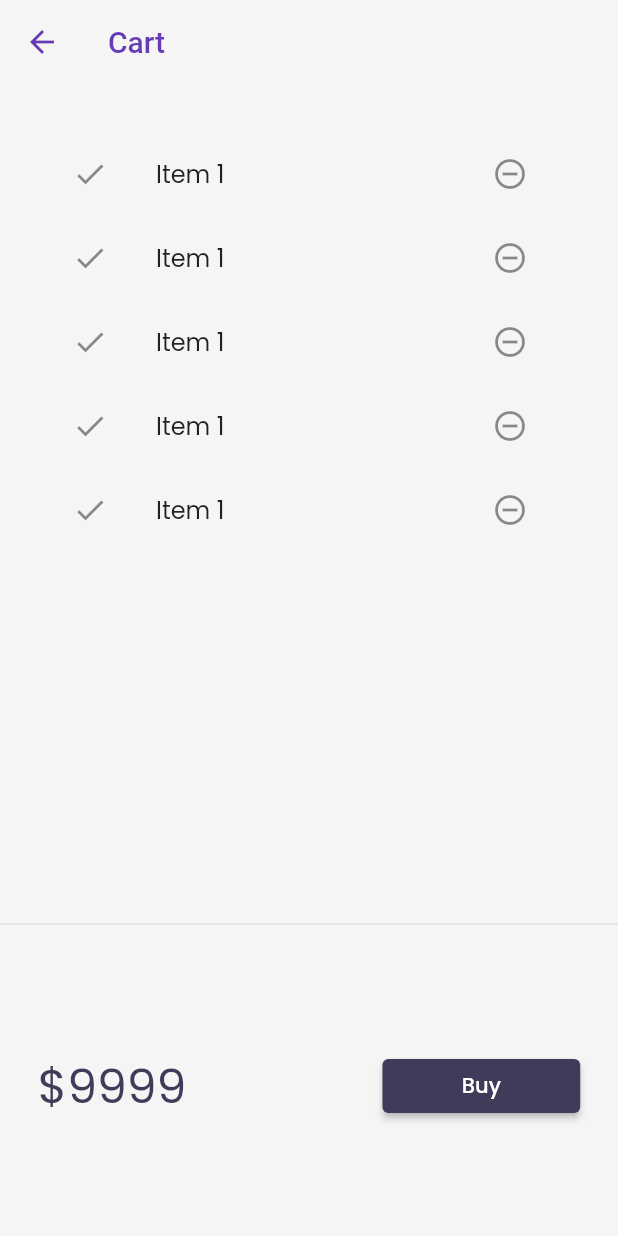
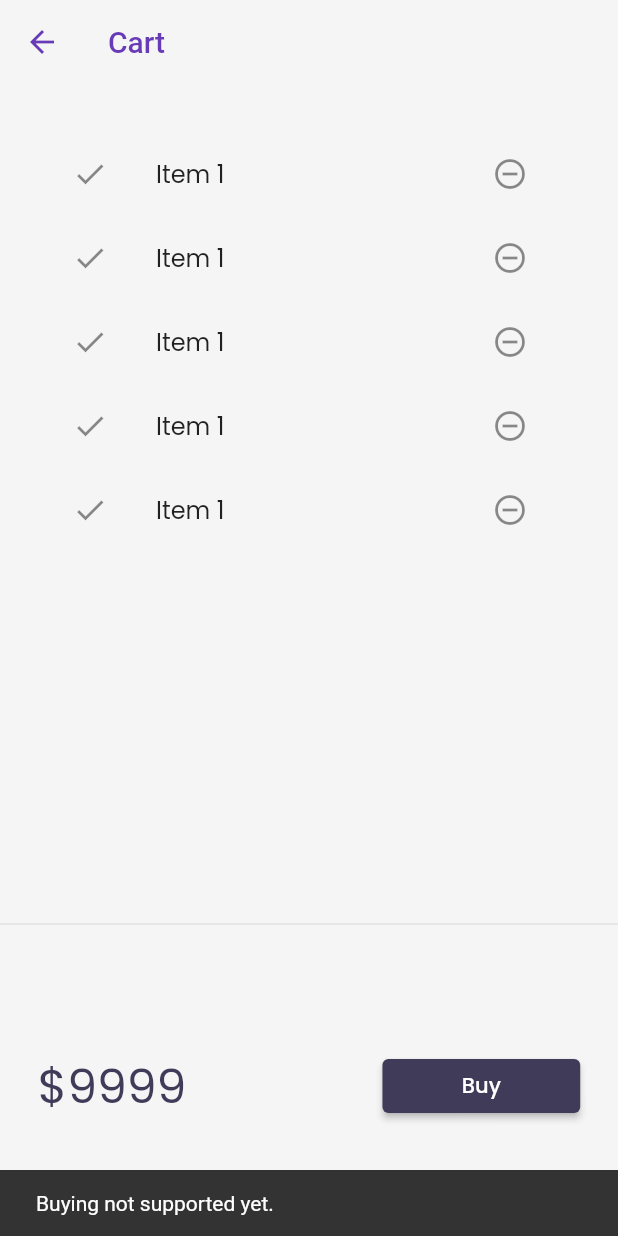
Before and after one commit to tejastn10/30_days_of_flutter, a Flutter app: the Cart screen opened by its route, after a tap on "Buy", on a phone screen of 412 x 824 dp. Run offline on Flutter 3.47's test engine with Material 2 defaults, Android fonts, the phone set to English and light mode, and no system bars; our stand-ins replace google_fonts, velocity_x; network calls fail.

Commit message:
🌤️ Day 19

```diff
--- a/lib/models/catalog.dart
+++ b/lib/models/catalog.dart
@@ -4,11 +4,11 @@ class CatalogModel {
   static List<Item> items;
 
   // Get Item by ID
-  static Item getById(int id) =>
+  Item getById(int id) =>
       items.firstWhere((element) => element.id == id, orElse: null);
 
   // Get Item by Position
-  static Item getByPosition(int position) => items[position];
+  Item getByPosition(int position) => items[position];
 }
 
 class Item {
--- a/lib/screens/cart.dart
+++ b/lib/screens/cart.dart
@@ -35,7 +35,13 @@ class _CartTotal extends StatelessWidget {
                 context.theme.buttonColor,
               ),
             ),
-            onPressed: () {},
+            onPressed: () {
+              ScaffoldMessenger.of(context).showSnackBar(
+                SnackBar(
+                  content: "Buying not supported yet.".text.make(),
+                ),
+              );
+            },
             child: "Buy".text.make(),
           ).w32(context),
         ],
--- a/lib/widgets/home/catalog_list.dart
+++ b/lib/widgets/home/catalog_list.dart
@@ -12,7 +12,7 @@ class CatalogList extends StatelessWidget {
     return ListView.builder(
       shrinkWrap: true,
       itemBuilder: (context, index) {
-        final item = CatalogModel.getByPosition(index);
+        final item = CatalogModel.items[index];
         return InkWell(
           onTap: () => Navigator.push(
             context,
```
Also changed, not shown: lib/models/cart.dart (added, +33 -0 lines).
